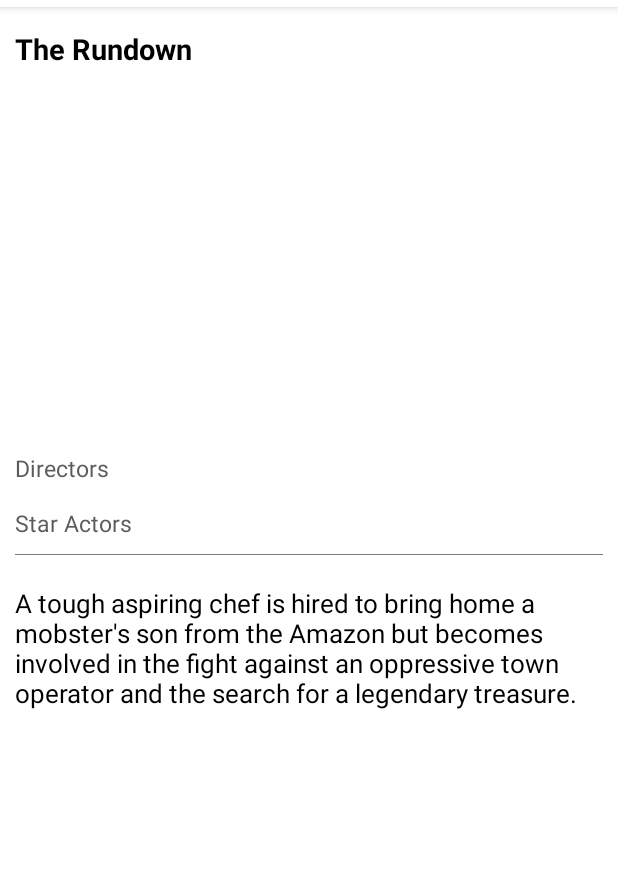
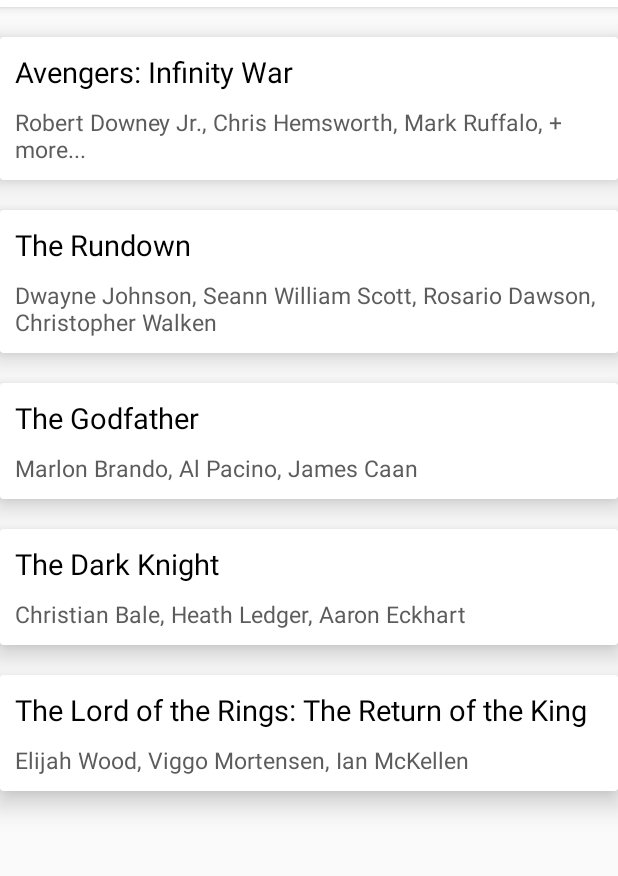
Before and after one commit to MahmoudRoid/UITestEspresso, an Android app: the screen it shows after launch (MainActivity), on a phone screen of 412 x 824 dp, the part 77-953 px from its top. Run offline under Robolectric (Android 15) with nearby library versions, the phone set to English and light mode, and no system bars; pictures from the network do not load.

Commit message:
test recycler + click

```diff
--- /dev/null
+++ b/app/src/main/java/mahmoudroid/uitestespresso/data/FakeMovieData.kt
@@ -0,0 +1,51 @@
+package mahmoudroid.uitestespresso.data
+
+object FakeMovieData {
+
+    val movies = arrayOf(
+        Movie(
+            0,
+            "Avengers: Infinity War",
+            "https://nyc3.digitaloceanspaces.com/open-api-spaces/open-api-static/blog/1/Infinity_War-infinity_war.png",
+            "The Avengers and their allies must be willing to sacrifice all in an attempt to " +
+                    "defeat the powerful Thanos before his blitz of devastation and ruin puts an end to " +
+                    "the universe.",
+            arrayListOf("Anthony Russo", "Joe Russo"),
+            arrayListOf("Robert Downey Jr.", "Chris Hemsworth", "Mark Ruffalo", "+ more...")
+        ),
+        Movie(
+            1,
+            "The Rundown",
+            "https://nyc3.digitaloceanspaces.com/open-api-spaces/open-api-static/blog/1/The_Rundown-the_rundown.png",
+            "A tough aspiring chef is hired to bring home a mobster's son from the Amazon but " +
+                    "becomes involved in the fight against an oppressive town operator and the search " +
+                    "for a legendary treasure.",
+            arrayListOf("R.J. Stewart", "James Vanderbilt"),
+            arrayListOf("Dwayne Johnson", "Seann William Scott", "Rosario Dawson", "Christopher Walken")
+        ),
+        Movie(
+            2,
+            "The Godfather",
+            "https://nyc3.digitaloceanspaces.com/open-api-spaces/open-api-static/blog/1/The_Godfather-fragment_factory.png",
+            "The aging patriarch of an organized crime dynasty transfers control of his clandestine empire to his reluctant son.",
+            arrayListOf("Francis Ford Coppola"),
+            arrayListOf("Marlon Brando", "Al Pacino", "James Caan")
+        ),
+        Movie(
+            3,
+            "The Dark Knight",
+            "https://nyc3.digitaloceanspaces.com/open-api-spaces/open-api-static/blog/1/The_Dark_Knight-fragment_factory_1.png",
+            "When the menace known as the Joker wreaks havoc and chaos on the people of Gotham, Batman must accept one of the greatest psychological and physical tests of his ability to fight injustice.",
+            arrayListOf("Christopher Nolan"),
+            arrayListOf("Christian Bale", "Heath Ledger", "Aaron Eckhart")
+        ),
+        Movie(
+            4,
+            "The Lord of the Rings: The Return of the King",
+            "https://nyc3.digitaloceanspaces.com/open-api-spaces/open-api-static/blog/1/The_Lord_of_the_Rings_The_Return_of_the_King-fragment_factory_2.png",
+            "Gandalf and Aragorn lead the World of Men against Sauron's army to draw his gaze from Frodo and Sam as they approach Mount Doom with the One Ring.",
+            arrayListOf("Peter Jackson"),
+            arrayListOf("Elijah Wood", "Viggo Mortensen", "Ian McKellen")
+        )
+    )
+}
--- a/app/src/main/java/mahmoudroid/uitestespresso/data/source/MoviesDataSource.kt
+++ b/app/src/main/java/mahmoudroid/uitestespresso/data/source/MoviesDataSource.kt
@@ -5,5 +5,6 @@ import mahmoudroid.uitestespresso.data.Movie
 interface MoviesDataSource {
 
     fun getMovie(movieId: Int): Movie?
+    fun getMovies(): List<Movie>
 
 }
--- a/app/src/main/java/mahmoudroid/uitestespresso/data/source/MoviesRemoteDataSource.kt
+++ b/app/src/main/java/mahmoudroid/uitestespresso/data/source/MoviesRemoteDataSource.kt
@@ -1,34 +1,21 @@
 package mahmoudroid.uitestespresso.data.source
 
 
+import mahmoudroid.uitestespresso.data.FakeMovieData
 import mahmoudroid.uitestespresso.data.Movie
 
 class MoviesRemoteDataSource: MoviesDataSource {
 
-    private var MOVIES_REMOTE_DATA = LinkedHashMap<Int, Movie>(2)
+    private var MOVIES_REMOTE_DATA = LinkedHashMap<Int, Movie>(FakeMovieData.movies.size)
 
     init {
-        addMovie(
-            0,
-            "Avengers: Infinity War",
-            "https://nyc3.digitaloceanspaces.com/open-api-spaces/open-api-static/blog/1/Infinity_War-infinity_war.png",
-            "The Avengers and their allies must be willing to sacrifice all in an attempt to " +
-                    "defeat the powerful Thanos before his blitz of devastation and ruin puts an end to " +
-                    "the universe.",
-            arrayListOf("Anthony Russo", "Joe Russo"),
-            arrayListOf("Robert Downey Jr.", "Chris Hemsworth", "Mark Ruffalo", "+ more...")
-        )
+        for (movie in FakeMovieData.movies){
+            addMovie(movie)
+        }
+    }
 
-        addMovie(
-            1,
-            "The Rundown",
-            "https://nyc3.digitaloceanspaces.com/open-api-spaces/open-api-static/blog/1/The_Rundown-the_rundown.png",
-            "A tough aspiring chef is hired to bring home a mobster's son from the Amazon but " +
-                    "becomes involved in the fight against an oppressive town operator and the search " +
-                    "for a legendary treasure.",
-            arrayListOf("R.J. Stewart", "James Vanderbilt"),
-            arrayListOf("Dwayne Johnson", "Seann William Scott", "Rosario Dawson", "Christopher Walken")
-        )
+    override fun getMovies(): List<Movie> {
+        return ArrayList(MOVIES_REMOTE_DATA.values)
     }
 
     override fun getMovie(movieId: Int): Movie? {
@@ -36,22 +23,9 @@ class MoviesRemoteDataSource: MoviesDataSource {
     }
 
     private fun addMovie(
-        id: Int,
-        title: String,
-        image: String,
-        description: String,
-        directors: ArrayList<String>?,
-        star_actors: ArrayList<String>?
+        movie: Movie
     ){
-        val movie = Movie(
-            id = id,
-            title = title,
-            image = image,
-            description = description,
-            directors = directors,
-            star_actors = star_actors
-        )
-        MOVIES_REMOTE_DATA[id] = movie
+        MOVIES_REMOTE_DATA[movie.id] = movie
     }
 
 
--- a/app/src/main/java/mahmoudroid/uitestespresso/factory/MovieFragmentFactory.kt
+++ b/app/src/main/java/mahmoudroid/uitestespresso/factory/MovieFragmentFactory.kt
@@ -5,6 +5,7 @@ import com.bumptech.glide.request.RequestOptions
 import mahmoudroid.uitestespresso.data.source.MoviesDataSource
 import mahmoudroid.uitestespresso.ui.movie.DirectorsFragment
 import mahmoudroid.uitestespresso.ui.movie.MovieDetailFragment
+import mahmoudroid.uitestespresso.ui.movie.MovieListFragment
 import mahmoudroid.uitestespresso.ui.movie.StarActorsFragment
 
 class MovieFragmentFactory(
@@ -15,6 +16,14 @@ class MovieFragmentFactory(
     override fun instantiate(classLoader: ClassLoader, className: String) =
 
         when (className) {
+
+            MovieListFragment::class.java.name -> {
+                if (moviesDataSource != null) {
+                    MovieListFragment(moviesDataSource)
+                } else {
+                    super.instantiate(classLoader, className)
+                }
+            }
 
             MovieDetailFragment::class.java.name -> {
                 if (requestOptions != null
--- a/app/src/main/java/mahmoudroid/uitestespresso/ui/movie/MainActivity.kt
+++ b/app/src/main/java/mahmoudroid/uitestespresso/ui/movie/MainActivity.kt
@@ -29,24 +29,23 @@ class MainActivity : AppCompatActivity() {
 
     private fun init(){
         if(supportFragmentManager.fragments.size == 0){
-            val movieId = 1
-            val bundle = Bundle()
-            bundle.putInt("movie_id", movieId)
             supportFragmentManager.beginTransaction()
-                .replace(R.id.container, MovieDetailFragment::class.java, bundle)
+                .replace(R.id.container, MovieListFragment::class.java, null)
                 .commit()
         }
     }
 
     private fun initDependencies(){
-
+        if(!::requestOptions.isInitialized){
             // glide
             requestOptions = RequestOptions
                 .placeholderOf(R.drawable.default_image)
                 .error(R.drawable.default_image)
-
+        }
+        if(!::moviesDataSource.isInitialized){
             // Data Source
             moviesDataSource = MoviesRemoteDataSource()
         }
+    }
 
 }
--- /dev/null
+++ b/app/src/main/java/mahmoudroid/uitestespresso/ui/movie/MovieListFragment.kt
@@ -0,0 +1,62 @@
+package mahmoudroid.uitestespresso.ui.movie
+
+import android.os.Bundle
+import android.view.LayoutInflater
+import android.view.View
+import android.view.ViewGroup
+import androidx.fragment.app.Fragment
+import androidx.recyclerview.widget.LinearLayoutManager
+import kotlinx.android.synthetic.main.fragment_movie_list.*
+import mahmoudroid.uitestespresso.R
+import mahmoudroid.uitestespresso.data.Movie
+import mahmoudroid.uitestespresso.data.source.MoviesDataSource
+import mahmoudroid.uitestespresso.util.TopSpacingItemDecoration
+
+class MovieListFragment(
+    val moviesDataSource: MoviesDataSource
+) : Fragment(),
+    MoviesListAdapter.Interaction
+{
+    override fun onItemSelected(position: Int, item: Movie) {
+        activity?.run {
+            val bundle = Bundle()
+            bundle.putInt("movie_id", item.id)
+            supportFragmentManager.beginTransaction()
+                .replace(R.id.container, MovieDetailFragment::class.java, bundle)
+                .addToBackStack("MovieDetailFragment")
+                .commit()
+        }
+    }
+
+    lateinit var listAdapter: MoviesListAdapter
+
+    override fun onCreateView(
+        inflater: LayoutInflater,
+        container: ViewGroup?,
+        savedInstanceState: Bundle?
+    ): View? {
+        return inflater.inflate(R.layout.fragment_movie_list, container, false)
+    }
+
+    override fun onViewCreated(view: View, savedInstanceState: Bundle?) {
+        super.onViewCreated(view, savedInstanceState)
+
+        initRecyclerView()
+        getData()
+    }
+
+    private fun initRecyclerView() {
+        recycler_view.apply {
+            layoutManager = LinearLayoutManager(activity)
+            removeItemDecoration(TopSpacingItemDecoration(30))
+            addItemDecoration(TopSpacingItemDecoration(30))
+            listAdapter = MoviesListAdapter(this@MovieListFragment)
+            adapter = listAdapter
+        }
+    }
+
+    private fun getData(){
+        listAdapter.submitList(moviesDataSource.getMovies())
+    }
+
+}
--- /dev/null
+++ b/app/src/main/java/mahmoudroid/uitestespresso/ui/movie/MoviesListAdapter.kt
@@ -0,0 +1,89 @@
+package mahmoudroid.uitestespresso.ui.movie
+
+import android.view.LayoutInflater
+import android.view.View
+import android.view.ViewGroup
+import androidx.recyclerview.widget.AsyncListDiffer
+import androidx.recyclerview.widget.DiffUtil
+import androidx.recyclerview.widget.RecyclerView
+import com.bumptech.glide.Glide
+import kotlinx.android.synthetic.main.fragment_movie_detail.view.*
+import mahmoudroid.uitestespresso.R
+import mahmoudroid.uitestespresso.data.Movie
+
+class MoviesListAdapter(private val interaction: Interaction? = null) :
+    RecyclerView.Adapter<RecyclerView.ViewHolder>() {
+
+    val DIFF_CALLBACK = object : DiffUtil.ItemCallback<Movie>() {
+
+        override fun areItemsTheSame(oldItem: Movie, newItem: Movie): Boolean {
+            return oldItem.id == newItem.id
+        }
+
+        override fun areContentsTheSame(oldItem: Movie, newItem: Movie): Boolean {
+            return oldItem == newItem
+        }
+
+    }
+    private val differ = AsyncListDiffer(this, DIFF_CALLBACK)
+
+
+    override fun onCreateViewHolder(parent: ViewGroup, viewType: Int): RecyclerView.ViewHolder {
+
+        return MovieViewHolder(
+            LayoutInflater.from(parent.context).inflate(
+                R.layout.layout_movie_list_item,
+                parent,
+                false
+            ),
+            interaction
+        )
+    }
+
+    override fun onBindViewHolder(holder: RecyclerView.ViewHolder, position: Int) {
+        when (holder) {
+            is MovieViewHolder -> {
+                holder.bind(differ.currentList.get(position))
+            }
+        }
+    }
+
+    override fun getItemCount(): Int {
+        return differ.currentList.size
+    }
+
+    fun submitList(list: List<Movie>) {
+        differ.submitList(list)
+    }
+
+    class MovieViewHolder
+    constructor(
+        itemView: View,
+        private val interaction: Interaction?
+    ) : RecyclerView.ViewHolder(itemView) {
+
+        fun bind(item: Movie) = with(itemView) {
+
+            itemView.setOnClickListener {
+                interaction?.onItemSelected(adapterPosition, item)
+            }
+            movie_title.text = item.title
+            Glide.with(itemView)
+                .load(item.image)
+                .into(movie_image)
+            item.star_actors?.let {
+                for(index in 0 until it.size){
+                    var appendValue: String = it[index]
+                    if(index < (it.size - 1)){
+                        appendValue += ", "
+                    }
+                    movie_star_actors.append(appendValue)
+                }
+            }
+        }
+    }
+
+    interface Interaction {
+        fun onItemSelected(position: Int, item: Movie)
+    }
+}
--- /dev/null
+++ b/app/src/main/java/mahmoudroid/uitestespresso/util/TopSpacingItemDecoration.kt
@@ -0,0 +1,13 @@
+package mahmoudroid.uitestespresso.util
+
+import android.graphics.Rect
+import android.view.View
+import androidx.recyclerview.widget.RecyclerView
+
+class TopSpacingItemDecoration(private val padding: Int) : RecyclerView.ItemDecoration() {
+
+    override fun getItemOffsets(outRect: Rect, view: View, parent: RecyclerView, state: RecyclerView.State) {
+        super.getItemOffsets(outRect, view, parent, state)
+        outRect.top = padding
+    }
+}
--- /dev/null
+++ b/app/src/main/res/layout/fragment_movie_list.xml
@@ -0,0 +1,16 @@
+<?xml version="1.0" encoding="utf-8"?>
+<androidx.constraintlayout.widget.ConstraintLayout
+    xmlns:android="http://schemas.android.com/apk/res/android"
+    xmlns:app="http://schemas.android.com/apk/res-auto"
+    android:orientation="vertical"
+    android:layout_width="match_parent"
+    android:layout_height="match_parent">
+
+    <androidx.recyclerview.widget.RecyclerView
+        android:layout_width="match_parent"
+        android:layout_height="match_parent"
+        android:id="@+id/recycler_view"
+        />
+
+
+</androidx.constraintlayout.widget.ConstraintLayout>
--- /dev/null
+++ b/app/src/main/res/layout/layout_movie_list_item.xml
@@ -0,0 +1,62 @@
+<?xml version="1.0" encoding="utf-8"?>
+<androidx.cardview.widget.CardView
+    xmlns:android="http://schemas.android.com/apk/res/android"
+    android:layout_width="match_parent"
+    android:layout_height="wrap_content"
+    xmlns:app="http://schemas.android.com/apk/res-auto"
+    app:cardElevation="10dp"
+    app:cardCornerRadius="2dp"
+    app:cardPreventCornerOverlap="false">
+
+    <androidx.constraintlayout.widget.ConstraintLayout
+        android:layout_width="match_parent"
+        android:layout_height="wrap_content"
+        >
+
+
+        <ImageView
+            android:layout_width="match_parent"
+            android:layout_height="wrap_content"
+            app:layout_constraintTop_toTopOf="parent"
+            app:layout_constraintLeft_toLeftOf="parent"
+            app:layout_constraintRight_toRightOf="parent"
+            android:id="@+id/movie_image"
+            android:padding="0dp"
+            android:layout_margin="0dp"
+            android:adjustViewBounds="true"
+            android:scaleType="fitXY"
+            />
+
+        <LinearLayout
+            android:layout_width="match_parent"
+            android:layout_height="wrap_content"
+            app:layout_constraintTop_toBottomOf="@id/movie_image"
+            app:layout_constraintLeft_toLeftOf="parent"
+            app:layout_constraintRight_toRightOf="parent"
+            app:layout_constraintBottom_toBottomOf="parent"
+            android:orientation="vertical"
+            android:padding="10dp"
+            android:id="@+id/container1"
+            >
+            <TextView
+                android:layout_width="match_parent"
+                android:layout_height="wrap_content"
+                android:id="@+id/movie_title"
+                android:textColor="#000"
+                android:textSize="19sp"
+                />
+
+            <TextView
+                android:layout_width="match_parent"
+                android:layout_height="wrap_content"
+                android:id="@+id/movie_star_actors"
+                android:textColor="@color/grey5"
+                android:textSize="15sp"
+                android:layout_marginTop="10dp"
+                />
+
+        </LinearLayout>
+
+    </androidx.constraintlayout.widget.ConstraintLayout>
+
+</androidx.cardview.widget.CardView>
--- a/build.gradle
+++ b/build.gradle
@@ -16,8 +16,8 @@ buildscript {
 
 allprojects {
     repositories {
+        google()
         maven { url 'https://maven.google.com' }
-        google()
         jcenter()
         maven { url 'https://maven.google.com' }
         maven { url 'http://jhoobin.abroid.com/repo/' }
```
Also changed, not shown: app/build.gradle (+12 -3 lines), 1 other file. Lines whose indentation alone changed are shown as unchanged.
